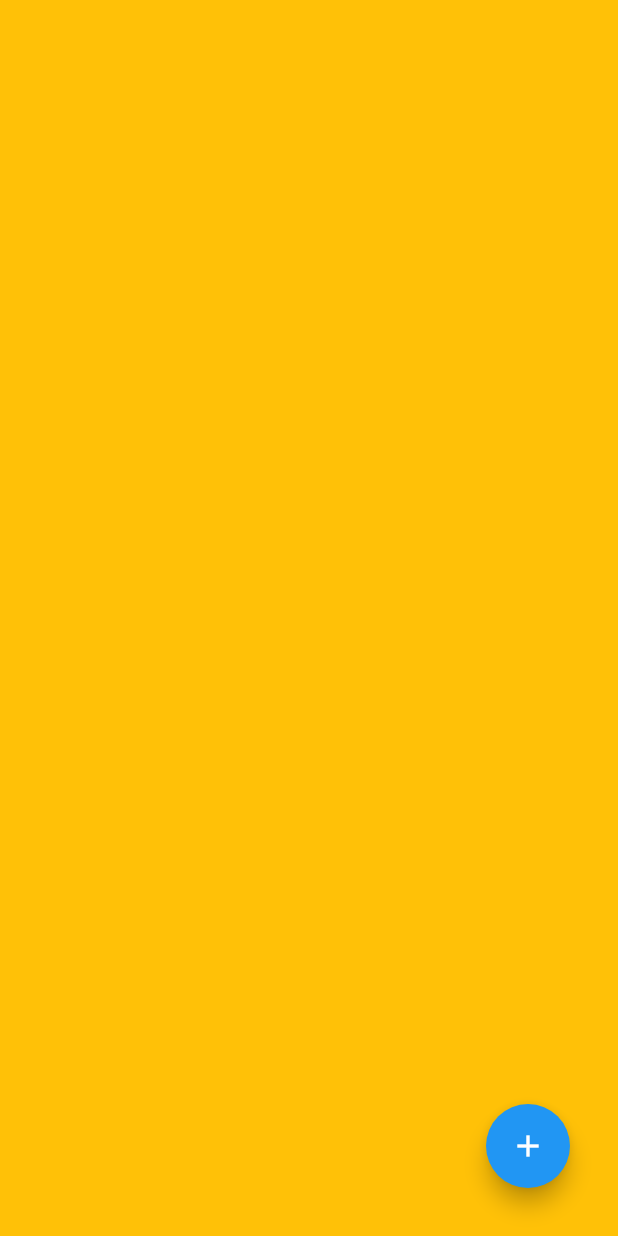
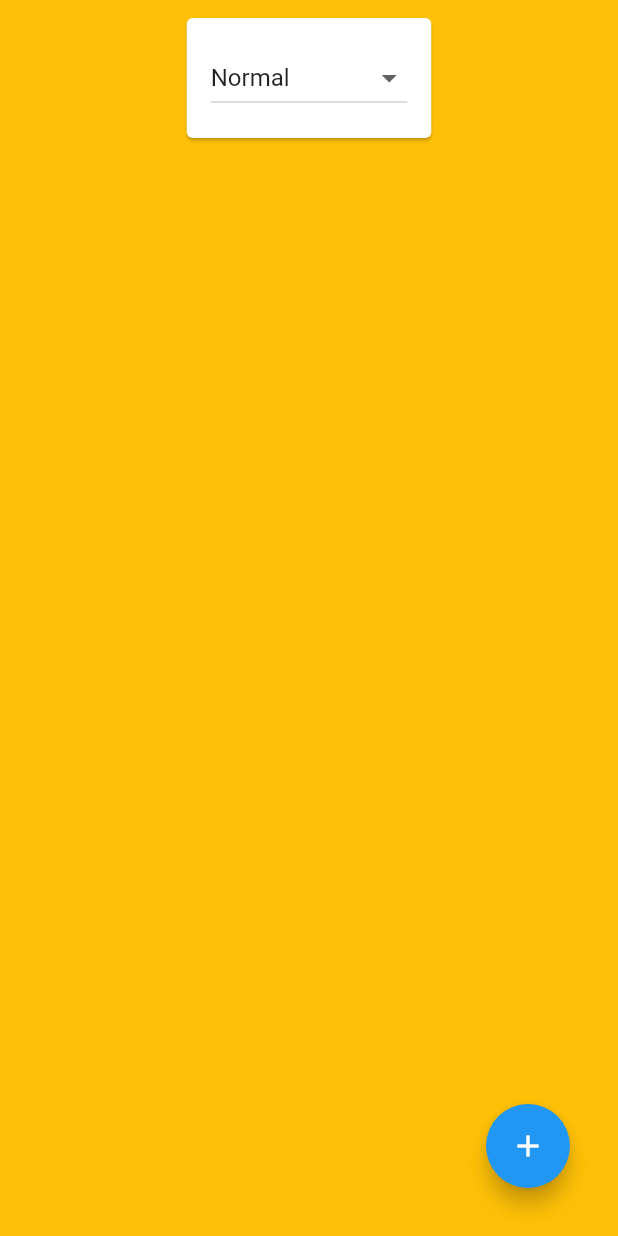
Before and after one commit to trunghq3101/layered_architecture_sample, a Flutter app: the screen it shows after launch, on a phone screen of 412 x 824 dp. Run offline on Flutter 3.47's test engine with Material 2 defaults, Android fonts, the phone set to English and light mode, and no system bars.

Commit message:
add dropdown user mode

```diff
--- /dev/null
+++ b/lib/data/user_mode_storage.dart
@@ -0,0 +1,20 @@
+enum UserMode { normal, sandbox, superSandbox }
+
+final userModeStorage = CachedUserModeStorage();
+
+abstract class UserModeStorage {
+  UserMode? get currentUserMode;
+  set currentUserMode(UserMode? currentUserMode);
+}
+
+class CachedUserModeStorage extends UserModeStorage {
+  UserMode? _currentUserMode = UserMode.normal;
+
+  @override
+  UserMode? get currentUserMode => _currentUserMode;
+
+  @override
+  set currentUserMode(UserMode? currentUserMode) {
+    _currentUserMode = currentUserMode;
+  }
+}
--- a/lib/presentation/home_page.dart
+++ b/lib/presentation/home_page.dart
@@ -1,6 +1,8 @@
 import 'package:architecture_bloc_sample/business/todo_bloc.dart';
+import 'package:architecture_bloc_sample/business/user_mode_bloc.dart';
 import 'package:architecture_bloc_sample/data/models/todo.model.dart';
 import 'package:architecture_bloc_sample/data/todo_storage.dart';
+import 'package:architecture_bloc_sample/data/user_mode_storage.dart';
 import 'package:flutter/material.dart';
 
 class HomePage extends StatefulWidget {
@@ -20,7 +22,34 @@ class _HomePageState extends State<HomePage> {
           padding: const EdgeInsets.all(8.0),
           child: Stack(
             children: [
-              FutureBuilder<List<Todo>>(
+              Column(
+                children: [
+                  Card(
+                    color: Colors.white,
+                    child: Padding(
+                      padding: const EdgeInsets.all(16.0),
+                      child: DropdownButton<UserMode>(
+                        items: const <DropdownMenuItem<UserMode>>[
+                          DropdownMenuItem(
+                            child: Text('Normal'),
+                            value: UserMode.normal,
+                          ),
+                          DropdownMenuItem(
+                            child: Text('Sandbox'),
+                            value: UserMode.sandbox,
+                          ),
+                          DropdownMenuItem(
+                            child: Text('Super Sandbox'),
+                            value: UserMode.superSandbox,
+                          ),
+                        ],
+                        value: userModeStorage.currentUserMode,
+                        onChanged: _onUserModeDropdownChanged,
+                      ),
+                    ),
+                  ),
+                  Expanded(
+                    child: FutureBuilder<List<Todo>>(
                       future: todoStorage.readTodoList(),
                       builder: (_, snapshot) {
                         if (snapshot.hasData) {
@@ -48,6 +77,9 @@ class _HomePageState extends State<HomePage> {
                         }
                       },
                     ),
+                  ),
+                ],
+              ),
               Align(
                 alignment: Alignment.bottomRight,
                 child: Padding(
@@ -69,4 +101,9 @@ class _HomePageState extends State<HomePage> {
     await todoBloc.addTodo();
     setState(() {});
   }
+
+  void _onUserModeDropdownChanged(UserMode? userMode) async {
+    userModeBloc.changeUserMode(userMode);
+    setState(() {});
   }
+}
```
Also changed, not shown: lib/business/user_mode_bloc.dart (added, +14 -0 lines). Lines whose indentation alone changed are shown as unchanged.
